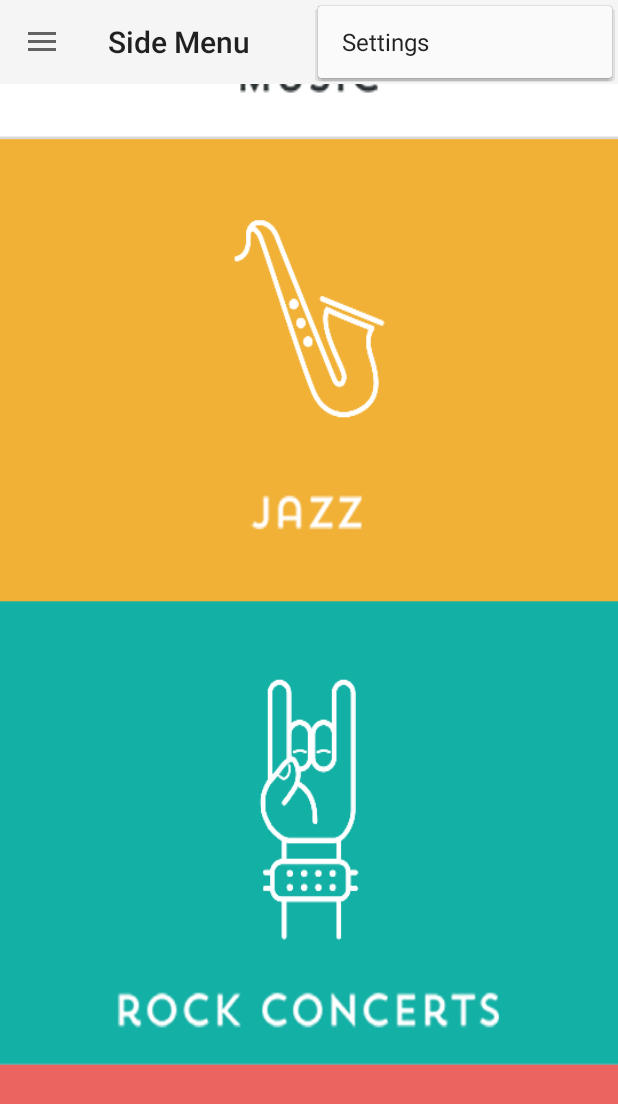
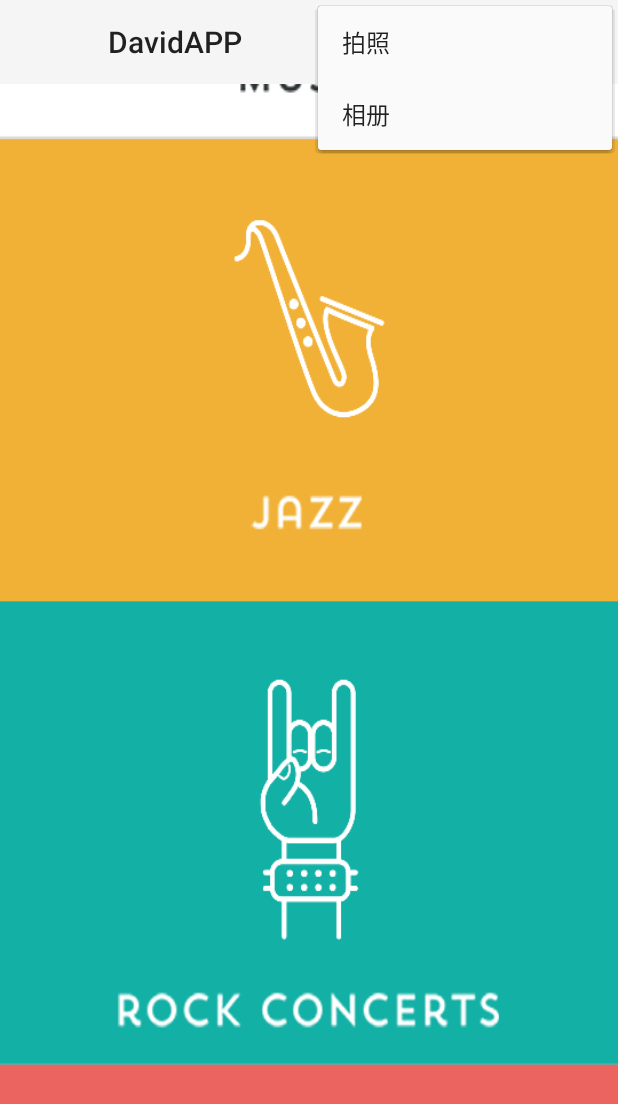
Before and after one commit to Daviddddl/TestApplication, an Android app: the screen it shows after launch (MainActivity), with the options menu open, on a phone screen of 412 x 824 dp. Shown: the top 1104 px of the screen. Run offline under Robolectric (Android 15) with nearby library versions, the light colour scheme and no system bars; libraries missing offline, so code that uses them is left out: io.codetail.animation, yalantis.com.sidemenu; plain views replace RevealFrameLayout; 18 statements that could not run were skipped.

Commit message:
新增拍照和相册功能模块

```diff
--- a/app/src/main/res/layout/activity_main.xml
+++ b/app/src/main/res/layout/activity_main.xml
@@ -47,4 +47,11 @@
             android:background="@android:color/transparent">
         </LinearLayout>
     </ScrollView>
+
+    <ImageView
+        android:id="@+id/picture"
+        android:layout_width="wrap_content"
+        android:layout_height="wrap_content"
+        android:layout_gravity="center_horizontal"/>
+
 </android.support.v4.widget.DrawerLayout>
--- a/app/src/main/res/menu/menu_main.xml
+++ b/app/src/main/res/menu/menu_main.xml
@@ -4,7 +4,13 @@
       tools:context="yalantis.com.sidemenu.MainActivity">
     <item
         android:id="@+id/action_settings"
-        android:title="@string/action_settings"
+        android:title="@string/camera"
+        android:orderInCategory="100"
+        app:showAsAction="never"/>
+
+    <item
+        android:id="@+id/take_photo"
+        android:title="@string/album"
         android:orderInCategory="100"
         app:showAsAction="never"/>
 </menu>
--- a/app/src/main/res/values/strings.xml
+++ b/app/src/main/res/values/strings.xml
@@ -1,8 +1,9 @@
 <?xml version="1.0" encoding="utf-8"?>
 <resources>
 
-    <string name="app_name">Side Menu</string>
-    <string name="action_settings">Settings</string>
+    <string name="app_name">DavidAPP</string>
+    <string name="camera">拍照</string>
+    <string name="album">相册</string>
     <string name="drawer_open">Open</string>
     <string name="drawer_close">Close</string>
 
```
Also changed, not shown: app/src/main/AndroidManifest.xml (+12 -0 lines), app/src/main/java/com/example/didonglin/testapplication/MainActivity.java (+69 -3 lines).
